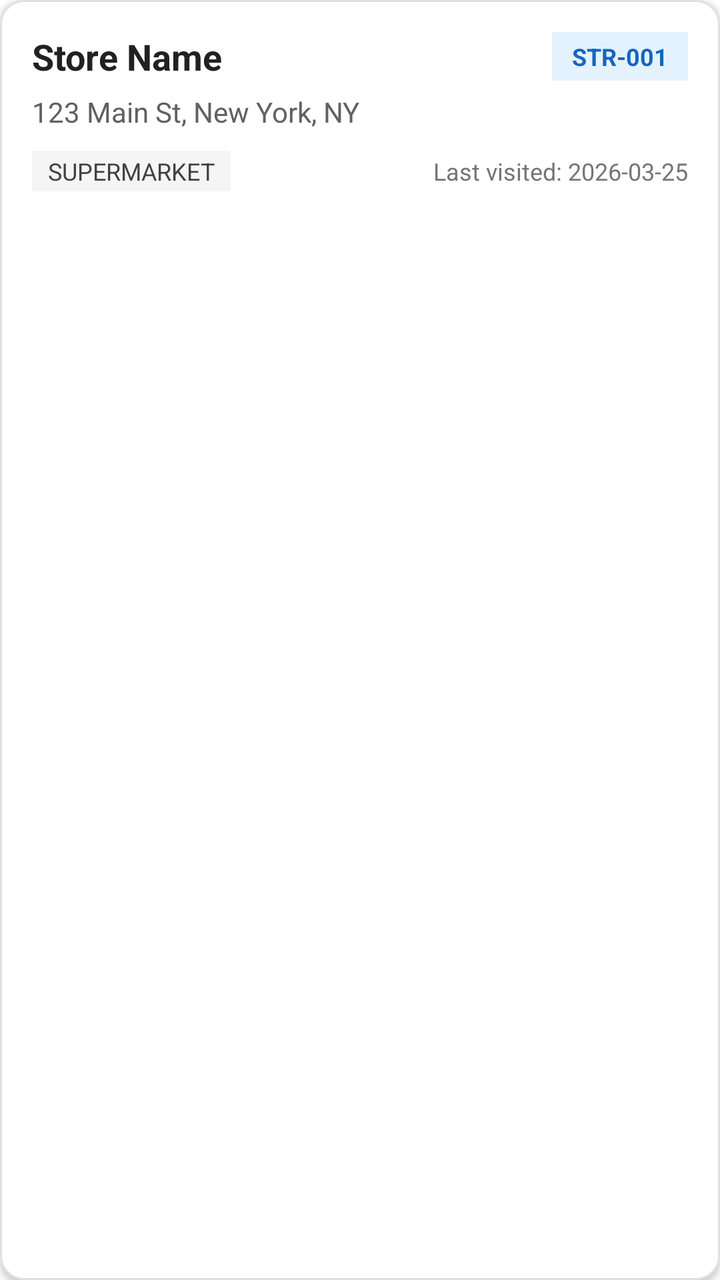
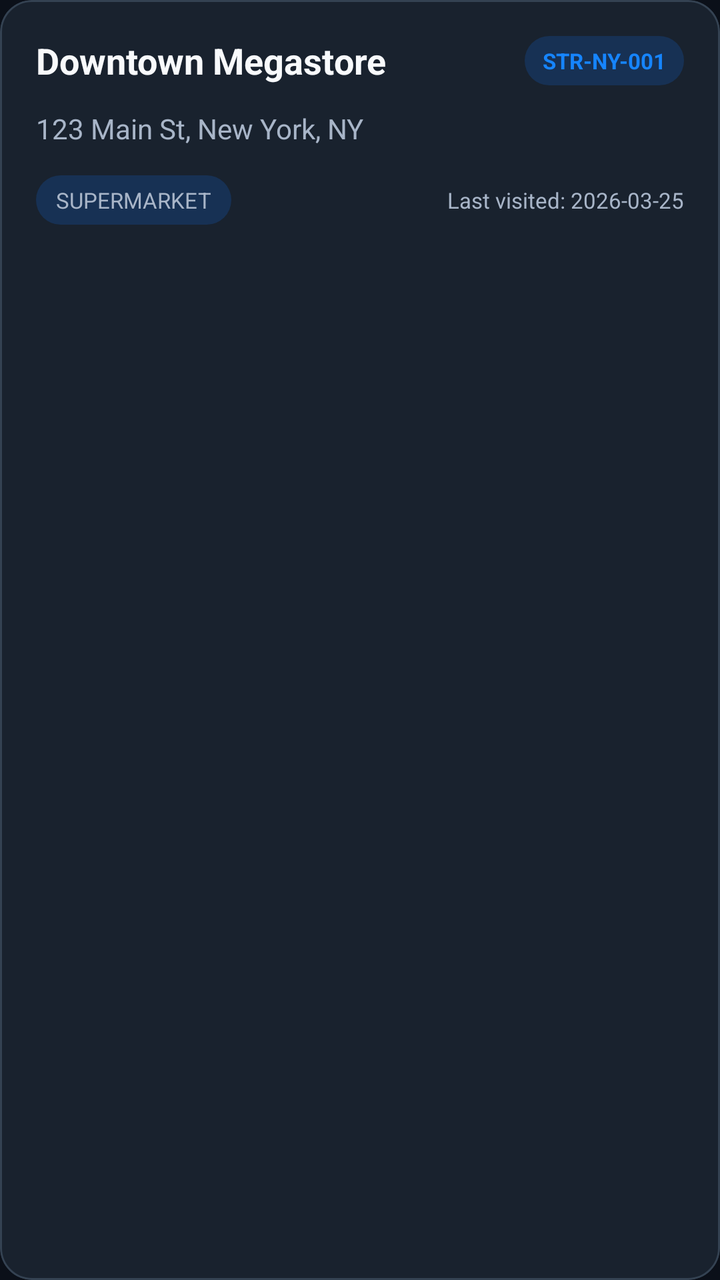

Before-and-after screenshots of an Android layout around one commit, followed by the original layout XML and the change that was made.
<!-- AndroidManifest.xml: application theme Theme.StoreVisitManagementSystem -->
<!-- res/layout/item_store.xml -->
<?xml version="1.0" encoding="utf-8"?>
<com.google.android.material.card.MaterialCardView
    xmlns:android="http://schemas.android.com/apk/res/android"
    xmlns:app="http://schemas.android.com/apk/res-auto"
    android:id="@+id/cardStore"
    android:layout_width="match_parent"
    android:layout_height="wrap_content"
    android:layout_marginHorizontal="16dp"
    android:layout_marginVertical="6dp"
    app:cardCornerRadius="12dp"
    app:cardElevation="2dp"
    app:strokeWidth="1dp"
    app:strokeColor="#E0E0E0">

    <LinearLayout
        android:layout_width="match_parent"
        android:layout_height="wrap_content"
        android:orientation="vertical"
        android:padding="16dp">

        <LinearLayout
            android:layout_width="match_parent"
            android:layout_height="wrap_content"
            android:orientation="horizontal"
            android:gravity="center_vertical">

            <TextView
                android:id="@+id/tvStoreName"
                android:layout_width="0dp"
                android:layout_height="wrap_content"
                android:layout_weight="1"
                android:text="Store Name"
                android:textSize="18sp"
                android:textStyle="bold"
                android:textColor="#212121" />

            <TextView
                android:id="@+id/tvStoreCode"
                android:layout_width="wrap_content"
                android:layout_height="wrap_content"
                android:background="#E3F2FD"
                android:textColor="#1565C0"
                android:paddingHorizontal="10dp"
                android:paddingVertical="4dp"
                android:textSize="12sp"
                android:textStyle="bold"
                android:text="STR-001" />
        </LinearLayout>

        <TextView
            android:id="@+id/tvStoreAddress"
            android:layout_width="match_parent"
            android:layout_height="wrap_content"
            android:layout_marginTop="6dp"
            android:text="123 Main St, New York, NY"
            android:textSize="14sp"
            android:textColor="#616161" />

        <LinearLayout
            android:layout_width="match_parent"
            android:layout_height="wrap_content"
            android:layout_marginTop="10dp"
            android:orientation="horizontal">

            <TextView
                android:id="@+id/tvStoreCategory"
                android:layout_width="wrap_content"
                android:layout_height="wrap_content"
                android:background="#F5F5F5"
                android:textColor="#424242"
                android:paddingHorizontal="8dp"
                android:paddingVertical="2dp"
                android:textSize="12sp"
                android:text="SUPERMARKET" />

            <View
                android:layout_width="0dp"
                android:layout_height="0dp"
                android:layout_weight="1" />

            <TextView
                android:id="@+id/tvLastVisited"
                android:layout_width="wrap_content"
                android:layout_height="wrap_content"
                android:textSize="12sp"
                android:textColor="#757575"
                android:text="Last visited: 2026-03-25" />
        </LinearLayout>
    </LinearLayout>
</com.google.android.material.card.MaterialCardView>
<!-- resources referenced by this layout -->
<resources>
  <style name="Theme.StoreVisitManagementSystem" parent="Theme.MaterialComponents.DayNight.DarkActionBar">
          
          <item name="colorPrimary">@color/purple_500</item>
          <item name="colorPrimaryVariant">@color/purple_700</item>
          <item name="colorOnPrimary">@color/white</item>
          
          <item name="colorSecondary">@color/teal_200</item>
          <item name="colorSecondaryVariant">@color/teal_700</item>
          <item name="colorOnSecondary">@color/black</item>
          
          <item name="android:statusBarColor">?attr/colorPrimaryVariant</item>
          
      </style>
  <color name="purple_500">#FF6200EE</color>
  <color name="purple_700">#FF3700B3</color>
  <color name="white">#FFFFFFFF</color>
  <color name="teal_200">#FF03DAC5</color>
  <color name="teal_700">#FF018786</color>
  <color name="black">#FF000000</color>
</resources>

<!-- the commit's change to res/layout/item_store.xml (unified diff, before → after) -->
@@ -2,89 +2,48 @@
 <com.google.android.material.card.MaterialCardView
     xmlns:android="http://schemas.android.com/apk/res/android"
     xmlns:app="http://schemas.android.com/apk/res-auto"
-    android:id="@+id/cardStore"
-    android:layout_width="match_parent"
+    android:id="@+id/cardStore" android:layout_width="match_parent"
     android:layout_height="wrap_content"
-    android:layout_marginHorizontal="16dp"
-    android:layout_marginVertical="6dp"
-    app:cardCornerRadius="12dp"
-    app:cardElevation="2dp"
-    app:strokeWidth="1dp"
-    app:strokeColor="#E0E0E0">
-
-    <LinearLayout
-        android:layout_width="match_parent"
-        android:layout_height="wrap_content"
-        android:orientation="vertical"
-        android:padding="16dp">
-
-        <LinearLayout
-            android:layout_width="match_parent"
-            android:layout_height="wrap_content"
-            android:orientation="horizontal"
+    android:layout_marginHorizontal="20dp" android:layout_marginVertical="7dp"
+    app:cardCornerRadius="16dp" app:cardElevation="0dp"
+    app:cardBackgroundColor="@color/sv_surface"
+    app:strokeColor="@color/sv_border" app:strokeWidth="1dp">
+    <LinearLayout android:layout_width="match_parent" android:layout_height="wrap_content"
+        android:padding="18dp" android:orientation="vertical">
+        <LinearLayout android:layout_width="match_parent" android:layout_height="wrap_content"
+            android:orientation="horizontal" android:gravity="center_vertical">
+            <TextView android:id="@+id/tvStoreName" android:layout_width="0dp"
+                android:layout_height="wrap_content" android:layout_weight="1"
+                android:text="Downtown Megastore" android:textSize="18sp"
+                android:textColor="@color/sv_text" android:textStyle="bold"/>
+            <TextView android:id="@+id/tvStoreCode" android:layout_width="wrap_content"
+                android:layout_height="wrap_content" android:background="@drawable/sv_badge"
+                android:paddingHorizontal="9dp" android:paddingVertical="5dp"
+                android:text="STR-NY-001" android:textSize="11sp"
+                android:textColor="@color/sv_accent" android:textStyle="bold"/>
+            <TextView android:id="@+id/tvSelectedIndicator" android:layout_width="27dp"
+                android:layout_height="27dp" android:layout_marginStart="8dp"
+                android:background="@drawable/sv_circle_blue" android:gravity="center"
+                android:text="✓" android:textStyle="bold" android:textColor="@color/sv_text"
+                android:visibility="gone"/>
+        </LinearLayout>
+        <TextView android:id="@+id/tvStoreAddress"
+            android:layout_width="match_parent" android:layout_height="wrap_content"
+            android:layout_marginTop="12dp" android:text="123 Main St, New York, NY"
+            android:textSize="14sp" android:textColor="@color/sv_muted"/>
+        <LinearLayout android:layout_width="match_parent" android:layout_height="wrap_content"
+            android:layout_marginTop="14dp" android:orientation="horizontal"
             android:gravity="center_vertical">
-
-            <TextView
-                android:id="@+id/tvStoreName"
-                android:layout_width="0dp"
-                android:layout_height="wrap_content"
-                android:layout_weight="1"
-                android:text="Store Name"
-                android:textSize="18sp"
-                android:textStyle="bold"
-                android:textColor="#212121" />
-
-            <TextView
-                android:id="@+id/tvStoreCode"
-                android:layout_width="wrap_content"
-                android:layout_height="wrap_content"
-                android:background="#E3F2FD"
-                android:textColor="#1565C0"
-                android:paddingHorizontal="10dp"
-                android:paddingVertical="4dp"
-                android:textSize="12sp"
-                android:textStyle="bold"
-                android:text="STR-001" />
-        </LinearLayout>
-
-        <TextView
-            android:id="@+id/tvStoreAddress"
-            android:layout_width="match_parent"
-            android:layout_height="wrap_content"
-            android:layout_marginTop="6dp"
-            android:text="123 Main St, New York, NY"
-            android:textSize="14sp"
-            android:textColor="#616161" />
-
-        <LinearLayout
-            android:layout_width="match_parent"
-            android:layout_height="wrap_content"
-            android:layout_marginTop="10dp"
-            android:orientation="horizontal">
-
-            <TextView
-                android:id="@+id/tvStoreCategory"
-                android:layout_width="wrap_content"
-                android:layout_height="wrap_content"
-                android:background="#F5F5F5"
-                android:textColor="#424242"
-                android:paddingHorizontal="8dp"
-                android:paddingVertical="2dp"
-                android:textSize="12sp"
-                android:text="SUPERMARKET" />
-
-            <View
-                android:layout_width="0dp"
-                android:layout_height="0dp"
-                android:layout_weight="1" />
-
-            <TextView
-                android:id="@+id/tvLastVisited"
-                android:layout_width="wrap_content"
-                android:layout_height="wrap_content"
-                android:textSize="12sp"
-                android:textColor="#757575"
-                android:text="Last visited: 2026-03-25" />
+            <TextView android:id="@+id/tvStoreCategory"
+                android:layout_width="wrap_content" android:layout_height="wrap_content"
+                android:text="SUPERMARKET" android:background="@drawable/sv_badge"
+                android:textColor="@color/sv_muted" android:paddingHorizontal="10dp"
+                android:paddingVertical="5dp" android:textSize="11sp"/>
+            <Space android:layout_width="0dp" android:layout_height="0dp" android:layout_weight="1"/>
+            <TextView android:id="@+id/tvLastVisited"
+                android:layout_width="wrap_content" android:layout_height="wrap_content"
+                android:text="Last visited: 2026-03-25" android:textSize="11sp"
+                android:textColor="@color/sv_muted"/>
         </LinearLayout>
     </LinearLayout>
 </com.google.android.material.card.MaterialCardView>
<!-- resource entries referenced after the edit -->
@@ -1,23 +1,35 @@
 <!-- resources referenced by this layout -->
 <resources>
-  <style name="Theme.StoreVisitManagementSystem" parent="Theme.MaterialComponents.DayNight.DarkActionBar">
-          
-          <item name="colorPrimary">@color/purple_500</item>
-          <item name="colorPrimaryVariant">@color/purple_700</item>
-          <item name="colorOnPrimary">@color/white</item>
-          
-          <item name="colorSecondary">@color/teal_200</item>
-          <item name="colorSecondaryVariant">@color/teal_700</item>
-          <item name="colorOnSecondary">@color/black</item>
-          
-          <item name="android:statusBarColor">?attr/colorPrimaryVariant</item>
-          
+  <color name="sv_accent">#1685FF</color>
+  <color name="sv_border">#344252</color>
+  <color name="sv_muted">#A8B5C8</color>
+  <color name="sv_surface">#19222E</color>
+  <color name="sv_text">#F8FAFC</color>
+  <!-- drawable sv_badge (drawable) -->
+  <shape xmlns:android="http://schemas.android.com/apk/res/android" android:shape="rectangle">
+      <solid android:color="#173154"/>
+      <corners android:radius="24dp"/>
+  </shape>
+  <!-- drawable sv_circle_blue (drawable) -->
+  <shape xmlns:android="http://schemas.android.com/apk/res/android" android:shape="oval">
+      <solid android:color="@color/sv_accent"/>
+  </shape>
+  <style name="Theme.StoreVisitManagementSystem" parent="Theme.MaterialComponents.DayNight.NoActionBar">
+          <item name="colorPrimary">@color/sv_accent</item>
+          <item name="colorPrimaryVariant">@color/sv_appbar</item>
+          <item name="colorOnPrimary">@color/sv_text</item>
+          <item name="colorSecondary">@color/sv_accent</item>
+          <item name="colorOnSecondary">@color/sv_text</item>
+          <item name="colorSurface">@color/sv_surface</item>
+          <item name="colorOnSurface">@color/sv_text</item>
+          <item name="android:colorBackground">@color/sv_bg</item>
+          <item name="android:windowLightStatusBar">false</item>
+          <item name="android:statusBarColor">@color/sv_bg</item>
+          <item name="android:navigationBarColor">@color/sv_bg</item>
+          <item name="windowActionModeOverlay">true</item>
+          <item name="android:windowLightNavigationBar">false</item>
       </style>
-  <color name="purple_500">#FF6200EE</color>
-  <color name="purple_700">#FF3700B3</color>
-  <color name="white">#FFFFFFFF</color>
-  <color name="teal_200">#FF03DAC5</color>
-  <color name="teal_700">#FF018786</color>
-  <color name="black">#FF000000</color>
+  <color name="sv_appbar">#101722</color>
+  <color name="sv_bg">#0B1019</color>
 </resources>
 
